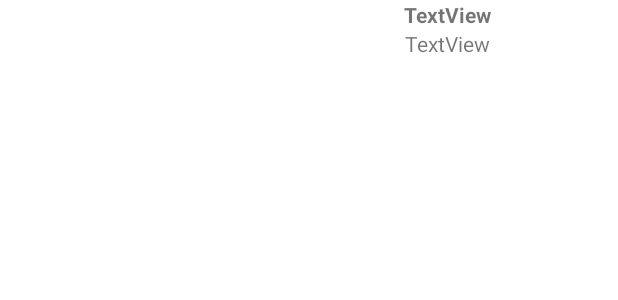
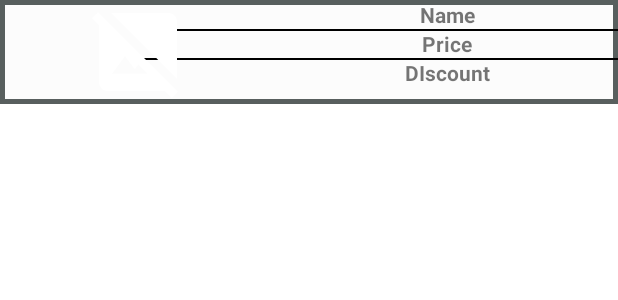
Before and after one commit to stado-y/steam_sales_checker, an Android app: the layout game_item.xml on its own in the app's theme, with its tools: preview values and no code run, on a phone screen of 412 x 824 dp. Shown: the top 300 px of the screen. Run offline under Robolectric (Android 15) with nearby library versions, the phone set to English and light mode, and no system bars; network calls fail.

Commit message:
add discount for game item | edit game item

```diff
--- a/app/src/main/java/com/example/saleschecker/MainActivityViewModel.kt
+++ b/app/src/main/java/com/example/saleschecker/MainActivityViewModel.kt
@@ -27,12 +27,14 @@ class MainActivityViewModel @Inject constructor(
         Log.e(TAG, "BuildConfig.BUILD_TYPE : ${ BuildConfig.BUILD_TYPE } ", )
         if (BuildConfig.BUILD_TYPE == Constants.DEBUG_BUILD_TYPE) {
             execute(request = {
-                userDao.saveUser(
-                    UserEntity(
-                        id = Constants.DEBUG_USER_ID,
-                        countryCode = resourceProvider.getLocale().country
+                if (userDao.getUserId() != Constants.DEBUG_USER_ID) {
+                    userDao.saveUser(
+                        UserEntity(
+                            id = Constants.DEBUG_USER_ID,
+                            countryCode = resourceProvider.getLocale().country
+                        )
                     )
-                )
+                }
             })
         } else {
             execute( request = ::saveDefaultUser )
--- a/app/src/main/java/com/example/saleschecker/fragments/wishlistfragment/WishListFragment.kt
+++ b/app/src/main/java/com/example/saleschecker/fragments/wishlistfragment/WishListFragment.kt
@@ -65,7 +65,7 @@ class WishListFragment : FragmentWithRecycler(), BackButtonCallbackReceiver {
     }
     private fun observe() {
         viewModel.games.observeWithLifecycle(viewLifecycleOwner) {
-            gameListAdapter.submitList(it)
+            gameListAdapter.submitList(it.sortedByDescending { game -> game.discount_pct })
             restoreRecyclerState()
         }
     }
--- a/app/src/main/java/com/example/saleschecker/mutual/GameListAdapter.kt
+++ b/app/src/main/java/com/example/saleschecker/mutual/GameListAdapter.kt
@@ -47,6 +47,10 @@ class GameListAdapter @Inject constructor(
                 }
                 else -> item.price.toString().plus(" ${ item.currency }")
             }
+            binding.gameDiscount.text = when (item.discount_pct) {
+                0 -> null
+                else -> "Discount ${ item.discount_pct } %"
+            }
 
 //            if (item.price != 0f) item.price.toString().plus(" ${ item.currency }") else "Free"
         }
--- /dev/null
+++ b/app/src/main/res/drawable/game_shape.xml
@@ -0,0 +1,11 @@
+<?xml version="1.0" encoding="utf-8"?>
+<shape xmlns:android="http://schemas.android.com/apk/res/android"
+    android:shape="rectangle" >
+    <size
+        android:layout_width="match_parent"
+        android:layout_height="match_parent"
+        />
+    <solid android:color="@color/cardview_shadow_end_color"/>
+    <stroke android:width="3dp" android:color="#585F5E" />
+
+</shape>
--- a/app/src/main/res/layout/game_item.xml
+++ b/app/src/main/res/layout/game_item.xml
@@ -3,13 +3,15 @@
     xmlns:app="http://schemas.android.com/apk/res-auto"
     xmlns:tools="http://schemas.android.com/tools"
     android:layout_width="match_parent"
-    android:layout_height="wrap_content">
+    android:layout_height="wrap_content"
+    android:background="@drawable/game_shape"
+    >
 
     <TextView
         android:id="@+id/gameName"
         android:layout_width="0sp"
         android:layout_height="wrap_content"
-        android:text="TextView"
+        android:text="Name"
         app:layout_constraintEnd_toEndOf="parent"
         app:layout_constraintStart_toEndOf="@+id/gamePicture"
         app:layout_constraintTop_toTopOf="parent"
@@ -20,16 +22,50 @@
         android:gravity="center_horizontal"
         />
 
+    <View
+        android:layout_width="wrap_content"
+        android:layout_height="1dp"
+        app:layout_constraintStart_toEndOf="@+id/gamePicture"
+        app:layout_constraintEnd_toEndOf="parent"
+        app:layout_constraintTop_toBottomOf="@+id/gameName"
+        android:background="@color/black"
+        />
+
     <TextView
         android:id="@+id/gamePrice"
         android:layout_width="0dp"
         android:layout_height="wrap_content"
-        android:text="TextView"
+        android:text="Price"
         app:layout_constraintEnd_toEndOf="parent"
         app:layout_constraintStart_toEndOf="@+id/gamePicture"
         app:layout_constraintTop_toBottomOf="@+id/gameName"
         android:gravity="center_horizontal"
+        android:ellipsize="end"
+        android:maxLines="2"
+        android:textStyle="bold"
         />
+
+    <View
+        android:layout_width="wrap_content"
+        android:layout_height="1dp"
+        app:layout_constraintStart_toEndOf="@+id/gamePicture"
+        app:layout_constraintEnd_toEndOf="parent"
+        app:layout_constraintTop_toBottomOf="@+id/gamePrice"
+        android:background="@color/black"
+        />
+
+    <TextView
+        android:id="@+id/gameDiscount"
+        android:layout_width="0dp"
+        android:layout_height="wrap_content"
+        android:ellipsize="end"
+        android:gravity="center_horizontal"
+        android:maxLines="2"
+        android:text="DIscount"
+        android:textStyle="bold"
+        app:layout_constraintEnd_toEndOf="parent"
+        app:layout_constraintStart_toEndOf="@+id/gamePicture"
+        app:layout_constraintTop_toBottomOf="@+id/gamePrice" />
 
     <ImageView
         android:id="@+id/gamePicture"
```
